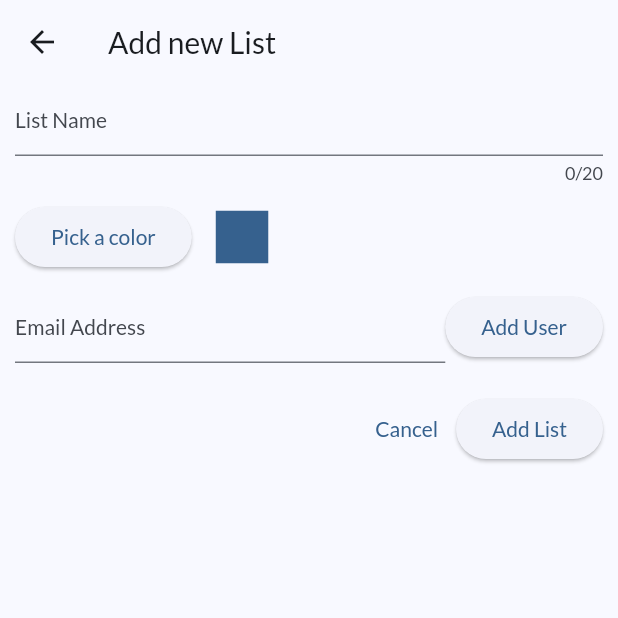
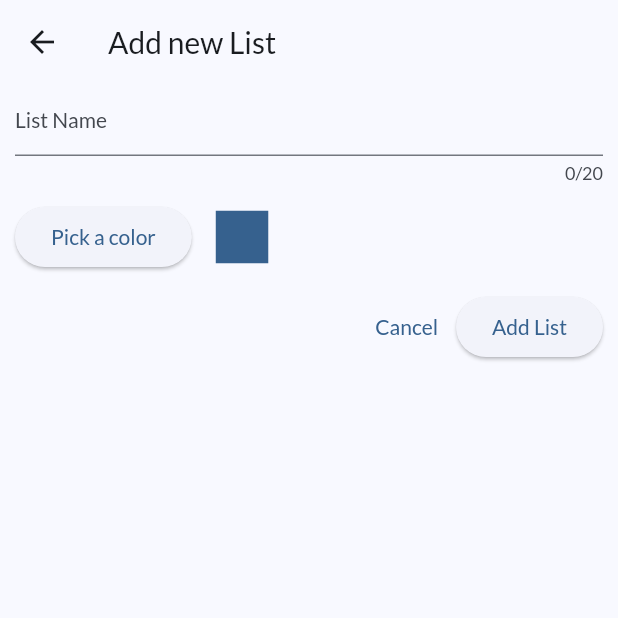
Before and after one commit to BenAuerDev/flashlist-POC, a Flutter app: the GroupForm screen opened directly, on a phone screen of 412 x 824 dp, the top half of it. Run offline on Flutter 3.47's test engine with Material 2 defaults, Android fonts, the phone set to English and light mode, and no system bars; our stand-ins replace adaptive_theme, cloud_firestore, firebase_auth, firebase_core, firebase_messaging, firebase_storage and 5 more; accounts and stored records are empty; generated files the repository leaves out were written again; statements that could not run were skipped.

Commit message:
remove user-picker and share-specific logic from group-form

```diff
--- a/lib/screens/group_form.dart
+++ b/lib/screens/group_form.dart
@@ -2,7 +2,6 @@ import 'package:brainstorm_array/models/group.dart';
 import 'package:brainstorm_array/providers/providers.dart';
 import 'package:brainstorm_array/utils/context_retriever.dart';
 import 'package:brainstorm_array/widgets/custom_inputs/color_input.dart';
-import 'package:brainstorm_array/widgets/custom_inputs/user_picker.dart';
 import 'package:flutter/material.dart';
 import 'package:hooks_riverpod/hooks_riverpod.dart';
 
@@ -17,13 +16,11 @@ class GroupForm extends ConsumerWidget {
 
     var enteredTitle = group?.title ?? '';
     Color? enteredColor = group?.color ?? retrieveColorScheme(context).primary;
-    List enteredEditors = group?.permissions['editors'] ?? [];
 
     Future createGroup() async {
       final res = await ref.read(firestoreServiceProvider).addGroup({
         'title': enteredTitle,
         'color': enteredColor ?? retrieveColorScheme(context).primary,
-        'editors': enteredEditors,
       });
       return res;
     }
@@ -33,17 +30,8 @@ class GroupForm extends ConsumerWidget {
           await ref.read(firestoreServiceProvider).editGroup(group!.uid, {
         'title': enteredTitle,
         'color': enteredColor ?? retrieveColorScheme(context).primary,
-        'editors': enteredEditors,
       });
       return res;
-    }
-
-    void onSelectEditor(String uid) {
-      enteredEditors.add(uid);
-    }
-
-    void onRemoveEditor(String uid) {
-      enteredEditors.remove(uid);
     }
 
     void submit() {
@@ -99,12 +87,6 @@ class GroupForm extends ConsumerWidget {
                   },
                 ),
                 const SizedBox(height: 12),
-                UserPicker(
-                  group: group,
-                  onSelectEditor: onSelectEditor,
-                  onRemoveEditor: onRemoveEditor,
-                ),
-                const SizedBox(height: 12),
                 Row(
                   mainAxisAlignment: MainAxisAlignment.end,
                   children: [
```
